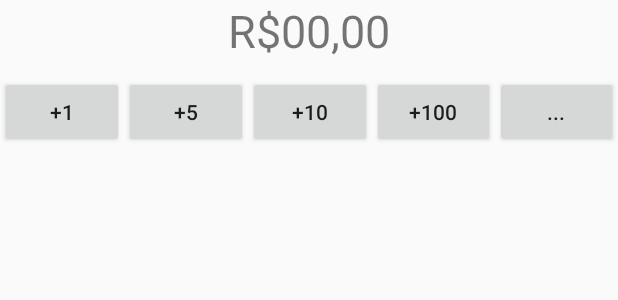
After one commit to mattsousa/PortifoliAPP, an Android app: the layout dialog_principal_operation.xml on its own in the app's theme, with its tools: preview values and no code run, on a phone screen of 412 x 824 dp. The commit adds this screen. Shown: the top 300 px of the screen. Run offline under Robolectric (Android 15) with nearby library versions, the phone set to English and light mode, and no system bars.

Commit message:
Criação da interface de dialogo

```diff
--- /dev/null
+++ b/EconoApp/app/src/main/res/layout/dialog_principal_operation.xml
@@ -0,0 +1,56 @@
+<?xml version="1.0" encoding="utf-8"?>
+<LinearLayout xmlns:android="http://schemas.android.com/apk/res/android"
+    android:orientation="vertical"
+    android:layout_width="match_parent"
+    android:layout_height="wrap_content">
+
+    <TextView
+        android:text="@string/main_amount"
+        android:textAlignment="center"
+        android:layout_width="match_parent"
+        android:layout_height="wrap_content"
+        android:id="@+id/main_txw_amount"
+        android:textSize="30sp" />
+
+    <LinearLayout
+        android:orientation="horizontal"
+        android:layout_width="match_parent"
+        android:layout_height="wrap_content"
+        android:layout_marginTop="10dp">
+
+        <Button
+            android:text="@string/main_m1"
+            android:layout_width="wrap_content"
+            android:layout_height="wrap_content"
+            android:id="@+id/main_btn_m1"
+            android:layout_weight="1" />
+
+        <Button
+            android:text="@string/main_m5"
+            android:layout_width="wrap_content"
+            android:layout_height="wrap_content"
+            android:id="@+id/main_btn_m5"
+            android:layout_weight="1" />
+
+        <Button
+            android:text="@string/main_m10"
+            android:layout_width="wrap_content"
+            android:layout_height="wrap_content"
+            android:id="@+id/main_btn_m10"
+            android:layout_weight="1" />
+
+        <Button
+            android:text="@string/main_m100"
+            android:layout_width="wrap_content"
+            android:layout_height="wrap_content"
+            android:id="@+id/main_btn_m100"
+            android:layout_weight="1" />
+
+        <Button
+            android:text="@string/main_mcustom"
+            android:layout_width="wrap_content"
+            android:layout_height="wrap_content"
+            android:id="@+id/main_btn_mcustom"
+            android:layout_weight="1" />
+    </LinearLayout>
+</LinearLayout>
--- a/EconoApp/app/src/main/res/values/strings.xml
+++ b/EconoApp/app/src/main/res/values/strings.xml
@@ -10,6 +10,12 @@
     <string name="main_history">History</string>
     <string name="main_add">Add Funds</string>
     <string name="main_remove">Remove Funds</string>
+    <string name="main_amount">R$00,00</string>
+    <string name="main_m1">+1</string>
+    <string name="main_m5">+5</string>
+    <string name="main_m10">+10</string>
+    <string name="main_m100">+100</string>
+    <string name="main_mcustom">...</string>
 
     <!-- Principal Activity Strings -->
 </resources>
```
